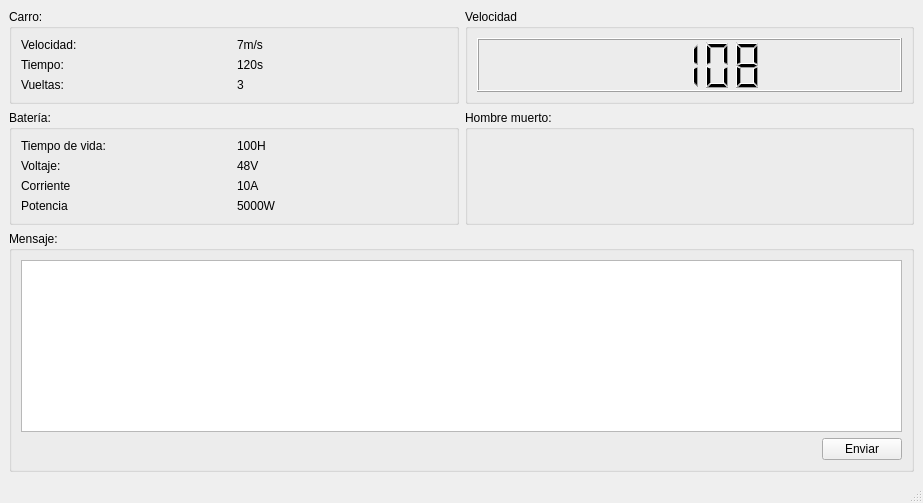
This is software/pits/gui/main.ui in dfuribez/hydrometra-ecoautos as Qt 5 draws it before an edit. The edited form follows.
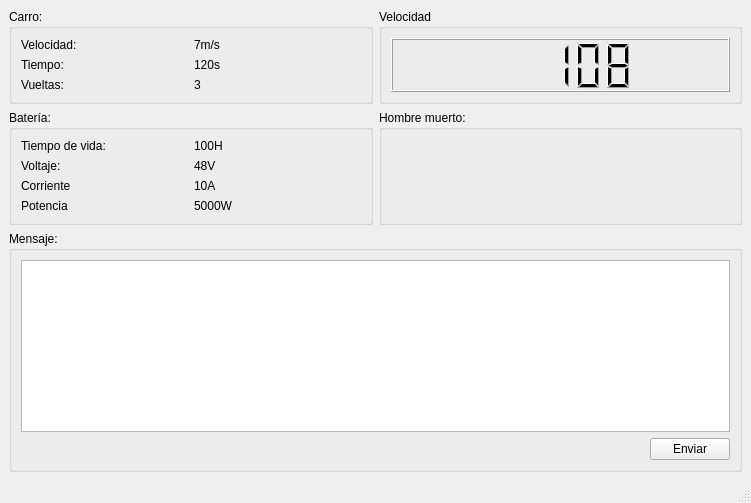
This is the edited form.

Commit message: Agregado hilos para la actualización de la GUI

Diff of the .ui file:
```diff
--- a/software/pits/gui/main.ui
+++ b/software/pits/gui/main.ui
@@ -6,7 +6,7 @@
    <rect>
     <x>0</x>
     <y>0</y>
-    <width>923</width>
+    <width>751</width>
     <height>503</height>
    </rect>
   </property>
@@ -114,7 +114,7 @@
           <enum>QLCDNumber::Dec</enum>
          </property>
          <property name="value" stdset="0">
-          <double>107.780000000000001</double>
+          <double>108.000000000000000</double>
          </property>
          <property name="intValue" stdset="0">
           <number>108</number>
```
Left out of the diff: 2 changed lines with no effect on the pictures. The commit also changes 1 other file.
